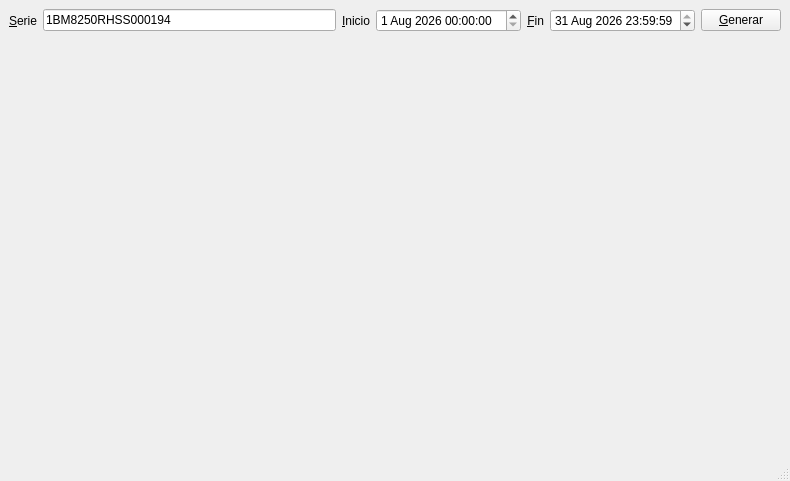
Before: the Qt Designer form ui/ui_mainwindow.ui in gisdsh/DeereReports, drawn with Qt 5.
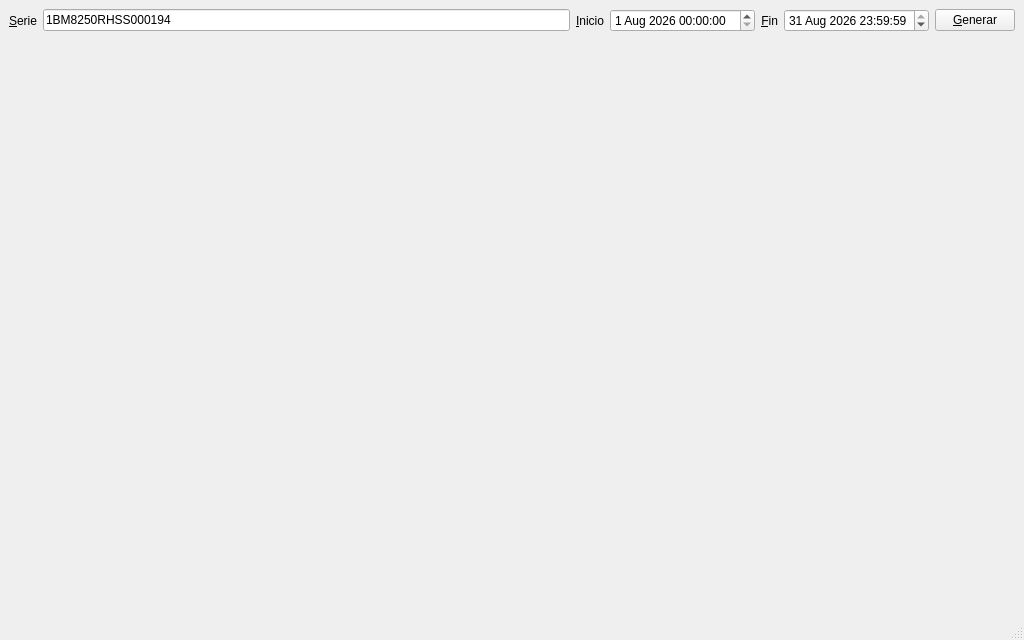
After: the same form once the commit is applied.

Patch:
```diff
--- a/ui/ui_mainwindow.ui
+++ b/ui/ui_mainwindow.ui
@@ -6,8 +6,8 @@
    <rect>
     <x>0</x>
     <y>0</y>
-    <width>790</width>
-    <height>481</height>
+    <width>1024</width>
+    <height>640</height>
    </rect>
   </property>
   <property name="minimumSize">
```
Left out of the diff: 2 changed lines with no effect on the pictures.
